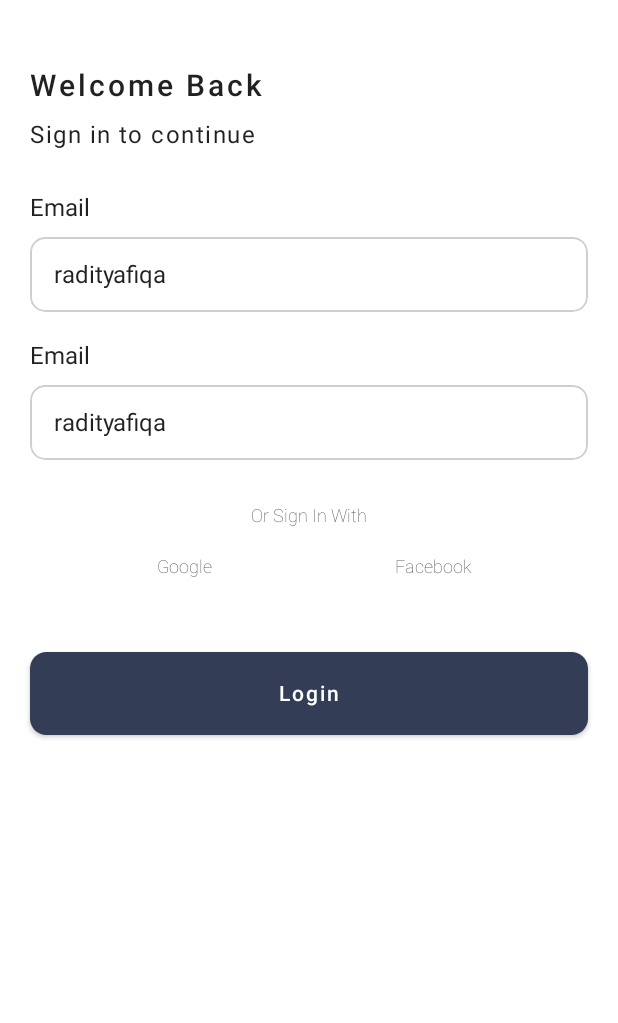
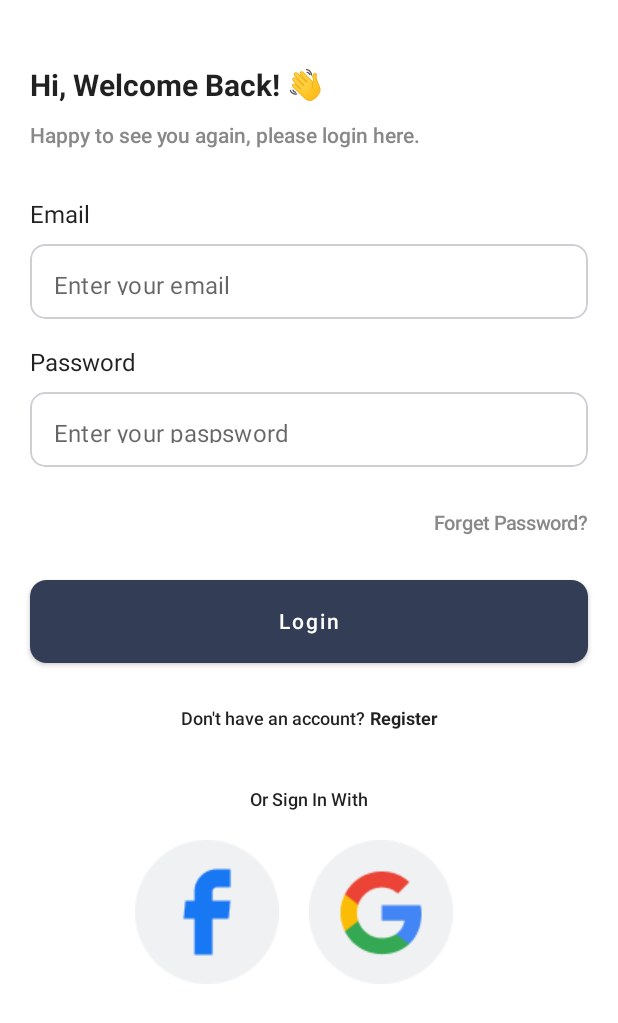
Before and after one commit to radityafs/Magic-UNS, an Android app built with Jetpack Compose: the screen it shows after launch (MainActivity), after a tap on "I'm a manager.", on a phone screen of 412 x 824 dp. Shown: the top 1023 px of the screen. Run offline under Robolectric (Android 15) with nearby library versions, the phone set to English and light mode, and no system bars; our stand-ins replace Dagger/Hilt's generated code.

Commit message:
Splash screen and Login Screen

```diff
--- a/android_OfficeApp/app/src/main/java/com/magic/officeapp/ui/component/TextInput.kt
+++ b/android_OfficeApp/app/src/main/java/com/magic/officeapp/ui/component/TextInput.kt
@@ -10,6 +10,8 @@ import androidx.compose.material.TextField
 import androidx.compose.material.TextFieldColors
 import androidx.compose.material.TextFieldDefaults
 import androidx.compose.runtime.Composable
+import androidx.compose.runtime.mutableStateOf
+import androidx.compose.runtime.remember
 import androidx.compose.ui.Modifier
 import androidx.compose.ui.draw.clip
 import androidx.compose.ui.graphics.Color
@@ -31,6 +33,7 @@ fun TextInput(
     val isNumberValid = value.matches(Regex("[0-9]+"))
     val isPasswordValid = value.length > 8
     val isTextValid = value.length >= 3
+    val isValidState = remember { mutableStateOf(true) }
 
     val isFieldValid = when(type) {
         "email" -> isEmailValid
@@ -58,7 +61,7 @@ fun TextInput(
             TextField(
                 modifier = Modifier.fillMaxWidth().height(50.dp).clip(RoundedCornerShape(10.dp)).border(
                     width = 1.dp,
-                    color = if(isFieldValid) Color(15,13,35, 51) else Color.Red,
+                    color = if(isValidState.value) Color(15,13,35, 51) else Color.Red,
                     shape = RoundedCornerShape(10.dp)
                 ),
                 value = value,
@@ -70,6 +73,7 @@ fun TextInput(
                 ),
                 onValueChange = {
                     onValueChange(it)
+                    isValidState.value = isFieldValid
                     isValid(isFieldValid)
                 },
                 placeholder = {
--- a/android_OfficeApp/app/src/main/java/com/magic/officeapp/ui/screen/LoginScreen.kt
+++ b/android_OfficeApp/app/src/main/java/com/magic/officeapp/ui/screen/LoginScreen.kt
@@ -1,13 +1,20 @@
 package com.magic.officeapp.ui.screen
 
 import android.annotation.SuppressLint
+import androidx.compose.foundation.Image
+import androidx.compose.foundation.clickable
 import androidx.compose.foundation.layout.*
+import androidx.compose.material.Button
+import androidx.compose.material.ButtonColors
 import androidx.compose.material.Scaffold
 import androidx.compose.material.Text
 import androidx.compose.runtime.Composable
 import androidx.compose.runtime.mutableStateOf
 import androidx.compose.runtime.remember
+import androidx.compose.ui.Alignment
 import androidx.compose.ui.Modifier
+import androidx.compose.ui.graphics.Color
+import androidx.compose.ui.res.painterResource
 import androidx.compose.ui.text.font.FontStyle
 import androidx.compose.ui.text.font.FontWeight
 import androidx.compose.ui.tooling.preview.Preview
@@ -17,62 +24,115 @@ import androidx.navigation.NavController
 import androidx.navigation.compose.rememberNavController
 import com.magic.officeapp.ui.component.CustomButton
 import com.magic.officeapp.ui.component.TextInput
-import com.magic.officeapp.ui.navigation.Screen
+import com.magic.officeapp.R
+import org.intellij.lang.annotations.JdkConstants.HorizontalAlignment
 
 @SuppressLint("UnusedMaterialScaffoldPaddingParameter")
 @Composable
 fun LoginScreen(
     navController: NavController = rememberNavController(),
 ) {
-
-    val email = remember { mutableStateOf("") }
-    val password = remember { mutableStateOf("") }
-    val isValidData = remember { mutableStateOf(false) }
+    val (email, setEmail) = remember { mutableStateOf("") }
+    val (password, setPassword) = remember { mutableStateOf("") }
+    val (isValidData, setIsValidData) = remember { mutableStateOf(false) }
 
     Scaffold(
         Modifier.fillMaxSize()
     ) {
-
         Column(
             modifier = Modifier
                 .padding(20.dp)
                 .fillMaxWidth()
         ) {
-
-            Row(modifier =
+            Row(
+                modifier =
                 Modifier
                     .fillMaxWidth()
-                .padding(top = 25.dp)) {
-                Text(text = "Welcome Back", fontSize = 20.sp, fontWeight = FontWeight.W600, letterSpacing = 2.sp)
-            }
+                    .padding(top = 25.dp)
+            ) {
+                Text(
+                    text = "Hi, Welcome Back! \uD83D\uDC4B",
+                    fontSize = 20.sp,
+                    fontWeight = FontWeight.Bold,
 
-            Row(modifier = Modifier
-                .padding(top = 12.dp, bottom = 30.dp)
-                .fillMaxWidth()) {
-                Text(text = "Sign in to continue", fontSize = 16.sp, letterSpacing = 1.sp)
+                    )
             }
 
             Row(
-                modifier = Modifier.fillMaxWidth()
+                modifier = Modifier
+                    .padding(top = 14.dp)
+                    .fillMaxWidth()
             ) {
-                TextInput(
-                    onValueChange = {},
-                    label = "Email",
-                    type = "text",
-                    value="radityafiqa",
-                    placeholder = "Enter your email",
+                Text(
+                    text = "Happy to see you again, please login here.",
+                    fontSize = 14.sp,
+                    color = Color.Gray,
+                    fontWeight = FontWeight.Medium,
                 )
             }
 
-            Row(modifier = Modifier
+            Row(
+                modifier = Modifier
                     .fillMaxWidth()
-                .padding(top = 20.dp)){
+                    .padding(top = 35.dp)
+            ) {
                 TextInput(
-                    onValueChange = {},
+                    onValueChange = {
+                        setEmail(it)
+//                        isValidData.value = email.value.isNotEmpty()
+                    },
                     label = "Email",
-                    type = "text",
-                    value="radityafiqa",
+                    type = "email",
+                    value = email,
                     placeholder = "Enter your email",
+                    isValid = {
+                        setIsValidData(it)
+                    }
+                )
+            }
+
+            Row(
+                modifier = Modifier
+                    .fillMaxWidth()
+                    .padding(top = 20.dp)
+            ) {
+                TextInput(
+                    onValueChange = {
+                        setPassword(it)
+                    },
+                    isValid = {
+                        setIsValidData(it)
+                    },
+                    label = "Password",
+                    type = "password",
+                    value = password,
+                    placeholder = "Enter your paspsword"
+                )
+            }
+
+            Row(
+                horizontalArrangement = Arrangement.End,
+                modifier = Modifier.fillMaxWidth()
+            ) {
+                Text(
+                    text = "Forget Password?",
+                    color = Color.Gray,
+                    fontWeight = FontWeight.Medium,
+                    fontSize = 13.sp,
+                    modifier = Modifier
+                        .padding(top = 30.dp)
+                        .clickable { },
+                )
+            }
+
+            Row(modifier = Modifier.fillMaxWidth()) {
+                CustomButton(
+                    text = "Login",
+                    onClick = {},
+                    modifier = Modifier
+                        .padding(top = 30.dp)
+                        .fillMaxWidth()
+                        .height(55.dp)
                 )
             }
 
@@ -82,41 +142,60 @@ fun LoginScreen(
                     .fillMaxWidth(),
                 horizontalArrangement = Arrangement.Center
             ) {
-                Text("Or Sign In With", fontSize = 12.sp, fontWeight = FontWeight.ExtraLight)
+                Text(
+                    "Don\'t have an account? ",
+                    fontSize = 12.sp,
+                    fontWeight = FontWeight.Medium,
+                )
+                Text(
+                    "Register",
+                    fontSize = 12.sp,
+                    fontWeight = FontWeight.Bold,
+                    modifier = Modifier
+                        .padding(bottom = 10.dp)
+                        .clickable { }
+                )
             }
 
-            Row(modifier = Modifier
-                .padding(20.dp)
-                .fillMaxWidth()) {
             Row(
                 modifier = Modifier
-                        .fillMaxWidth()
-                        .weight(1f),
+                    .padding(top = 30.dp)
+                    .fillMaxWidth(),
                 horizontalArrangement = Arrangement.Center
             ) {
-                    Text(text = "Google", fontSize = 12.sp, fontWeight = FontWeight.ExtraLight)
+                Text(
+                    "Or Sign In With",
+                    fontSize = 12.sp,
+                    fontWeight = FontWeight.Medium,
+                )
             }
+
             Row(
                 modifier = Modifier
-                        .fillMaxWidth()
-                        .weight(1f),
+                    .padding(20.dp)
+                    .fillMaxWidth(),
                 horizontalArrangement = Arrangement.Center
             ) {
-                    Text(text = "Facebook", fontSize = 12.sp, fontWeight = FontWeight.ExtraLight)
+                Image(
+                    painter = painterResource(
+                        id = R.drawable.facebook
+                    ),
+                    contentDescription = "Login with facebook",
+                    modifier = Modifier
+                        .padding(end = 20.dp)
+                        .clickable { }
+                )
+                Image(
+                    painter = painterResource(
+                        id = R.drawable.google
+                    ),
+                    contentDescription = "Login with facebook",
+                    modifier = Modifier
+                        .padding(end = 20.dp)
+                        .clickable { }
+                )
             }
 
-            }
-
-            Row(modifier = Modifier.fillMaxWidth()){
-                CustomButton(
-                    text = "Login",
-                    onClick = {},
-                    modifier = Modifier
-                        .padding(top = 30.dp)
-                        .fillMaxWidth()
-                        .height(55.dp)
-                )
-            }
         }
 
     }
--- a/android_OfficeApp/app/src/main/java/com/magic/officeapp/ui/screen/SplashScreen.kt
+++ b/android_OfficeApp/app/src/main/java/com/magic/officeapp/ui/screen/SplashScreen.kt
@@ -1,14 +1,18 @@
 package com.magic.officeapp.ui.screen
 
 import android.annotation.SuppressLint
+import androidx.compose.foundation.Image
 import androidx.compose.foundation.background
 import androidx.compose.foundation.border
 import androidx.compose.foundation.layout.*
 import androidx.compose.foundation.shape.RoundedCornerShape
 import androidx.compose.material.*
 import androidx.compose.runtime.Composable
+import androidx.compose.ui.Alignment
 import androidx.compose.ui.Modifier
 import androidx.compose.ui.graphics.Color
+import androidx.compose.ui.layout.ContentScale
+import androidx.compose.ui.res.painterResource
 import androidx.compose.ui.text.font.FontWeight
 import androidx.compose.ui.tooling.preview.Preview
 import androidx.compose.ui.unit.dp
@@ -16,6 +20,7 @@ import androidx.compose.ui.unit.sp
 import androidx.core.graphics.toColorInt
 import androidx.navigation.NavController
 import androidx.navigation.compose.rememberNavController
+import com.magic.officeapp.R
 import com.magic.officeapp.ui.navigation.Screen
 
 @SuppressLint("UnusedMaterialScaffoldPaddingParameter")
@@ -24,80 +29,25 @@ fun SplashScreen(
     navController: NavController = rememberNavController(),
 ) {
     Scaffold(
-        modifier = Modifier
-            .fillMaxSize()
-            .padding(20.dp),
+        modifier = Modifier.fillMaxSize()
     ) {
         Column(
             modifier = Modifier
-                .padding(top = 40.dp)
                 .fillMaxWidth()
                 .fillMaxHeight()
         ) {
-            Row(
-                modifier = Modifier
-                    .fillMaxWidth()
-                    .height(350.dp)
-            ) {
-                Column(
-                    modifier = Modifier
-                        .padding(end = 10.dp)
-                        .fillMaxWidth()
-                        .fillMaxHeight()
-                        .weight(1f),
-                ) {
-                    Column(
-                        Modifier
-                            .padding(bottom = 10.dp)
-                            .fillMaxWidth()
-                            .weight(1.5f)
-                            .background(Color("#FEF2E8".toColorInt()))
-                    ) {
-                        Text(text = "Hello World")
-                    }
-                    Column(
-                        Modifier
-                            .padding(top = 10.dp)
-                            .fillMaxWidth()
-                            .height(150.dp)
-                            .weight(1f)
-                            .background(Color("#F1F8EC".toColorInt()))
-                    ) {
-                        Text(text = "Hello World")
-                    }
-                }
-                Column(
-                    modifier = Modifier
-                        .padding(start = 10.dp)
-                        .fillMaxWidth()
-                        .fillMaxHeight()
-                        .weight(1f)
-                ) {
+
+            Image(
+                painter = painterResource(id = R.drawable.splash),
+                contentDescription = "Aasd",
+                alignment = Alignment.Center,
+                modifier = Modifier.fillMaxWidth(),
+                contentScale = ContentScale.FillWidth
+            )
 
             Column(
-                        Modifier
-                            .padding(bottom = 10.dp)
-                            .fillMaxWidth()
-                            .height(150.dp)
-                            .weight(1f)
-                            .background(Color("#F1F8EC".toColorInt()))
+                modifier = Modifier.padding(20.dp)
             ) {
-                        Text(text = "Hello World")
-                    }
-
-                    Column(
-                        Modifier
-                            .padding(top = 10.dp)
-                            .fillMaxWidth()
-                            .weight(1.5f)
-                            .background(Color("#FEF2E8".toColorInt()))
-                    ) {
-                        Text(text = "Hello World")
-                    }
-
-                }
-            }
-
                 Row(
                     modifier = Modifier
                         .fillMaxWidth()
@@ -108,7 +58,7 @@ fun SplashScreen(
                         fontWeight = FontWeight.SemiBold,
                         fontSize = 28.sp,
                         color = Color("#232832".toColorInt()),
-                    text = "Reduce the workloads\n" + "of Office Employee."
+                        text = "Simplify Your HR Tasks and Boost Productivity"
                     )
                 }
 
@@ -121,15 +71,15 @@ fun SplashScreen(
                         modifier = Modifier.fillMaxWidth(),
                         fontSize = 16.sp,
                         color = Color("#232832".toColorInt()),
-                    text = "Help you to improve efficiency, accuracy\n" + "engagement, and cost savings for employers"
+                        text = "HR Management app streamlines tasks, improves productivity and engagement, and ensures compliance."
                     )
                 }
 
                 Row(modifier = Modifier.fillMaxWidth()) {
                     Button(
                         onClick = {
-                        navController.navigate(Screen.LoginScreen.route){
-                            popUpTo(Screen.SplashScreen.route){
+                            navController.navigate(Screen.LoginScreen.route) {
+                                popUpTo(Screen.SplashScreen.route) {
                                     inclusive = true
                                 }
                             }
@@ -139,7 +89,8 @@ fun SplashScreen(
                             .fillMaxWidth()
                             .height(50.dp),
                         colors = ButtonDefaults.buttonColors(
-                        backgroundColor = Color("#333D55".toColorInt()), contentColor = Color.White
+                            backgroundColor = Color("#333D55".toColorInt()),
+                            contentColor = Color.White
                         ),
                         shape = RoundedCornerShape(20)
                     ) {
@@ -150,8 +101,8 @@ fun SplashScreen(
                 Row(modifier = Modifier.fillMaxWidth()) {
                     Button(
                         onClick = {
-                        navController.navigate(Screen.LoginScreen.route){
-                            popUpTo(Screen.SplashScreen.route){
+                            navController.navigate(Screen.LoginScreen.route) {
+                                popUpTo(Screen.SplashScreen.route) {
                                     inclusive = true
                                 }
                             }
@@ -161,10 +112,13 @@ fun SplashScreen(
                             .fillMaxWidth()
                             .height(50.dp)
                             .border(
-                            2.dp, Color("#21242380".toColorInt()), shape = RoundedCornerShape(20)
+                                2.dp,
+                                Color("#21242380".toColorInt()),
+                                shape = RoundedCornerShape(20)
                             ),
                         colors = ButtonDefaults.buttonColors(
-                        backgroundColor = Color.White, contentColor = Color("#333D55".toColorInt())
+                            backgroundColor = Color.White,
+                            contentColor = Color("#333D55".toColorInt())
                         ),
                         shape = RoundedCornerShape(20)
                     ) {
@@ -172,10 +126,8 @@ fun SplashScreen(
                     }
                 }
             }
-
-
         }
-
+    }
 }
 
 @Preview(showBackground = true)
```
Also changed, not shown: android_OfficeApp/app/src/main/res/drawable/facebook.png, android_OfficeApp/app/src/main/res/drawable/google.png, android_OfficeApp/app/src/main/res/drawable/splash.png. Lines whose indentation alone changed are shown as unchanged.
